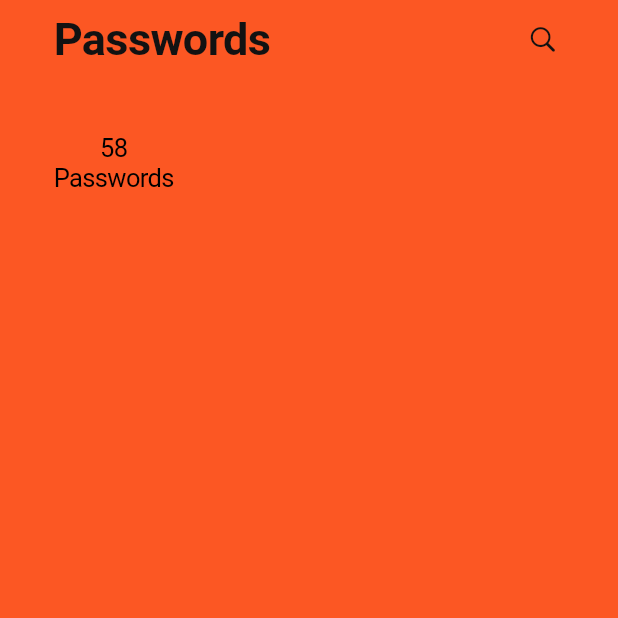
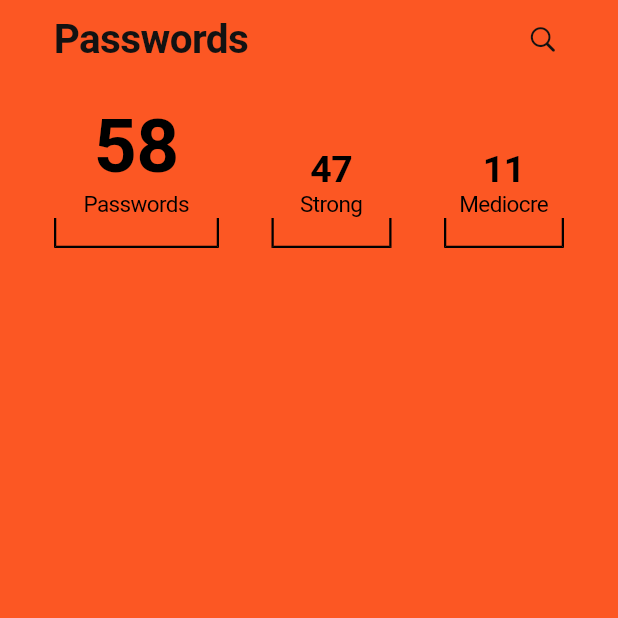
Before and after one commit to jacoberick/andrade-secure, a Flutter app: the screen it shows after launch, on a phone screen of 412 x 824 dp, the top half of it. Run offline on Flutter 3.47's test engine with Material 2 defaults, Android fonts, the phone set to English and light mode, and no system bars.

Commit message:
dashboard layout completed

```diff
--- a/lib/main.dart
+++ b/lib/main.dart
@@ -1,5 +1,4 @@
 import 'package:flutter/cupertino.dart';
-import 'package:flutter/material.dart';
 
 import './widgets/dashboard.dart';
 
--- a/lib/widgets/dashboard.dart
+++ b/lib/widgets/dashboard.dart
@@ -1,14 +1,38 @@
 import 'package:flutter/cupertino.dart';
-import 'package:flutter/material.dart';
 
 class Dashboard extends StatelessWidget {
   const Dashboard({Key? key}) : super(key: key);
 
-  createStats() {
+  createStats(numb, type, emphasise) {
     return Column(
-      children: const [
-        Text('58'),
-        Text('Passwords'),
+      children: [
+        Text(
+          numb,
+          style: TextStyle(
+              fontSize: emphasise == 'strong' ? 50 : 25,
+              fontWeight: FontWeight.bold),
+        ),
+        Text(
+          type,
+          style: const TextStyle(fontSize: 15),
+        ),
+        Container(
+          height: 20,
+          width: emphasise == 'strong' ? 110 : 80,
+          decoration: const BoxDecoration(
+            border: Border(
+              left: BorderSide(
+                width: 1.5,
+              ),
+              bottom: BorderSide(
+                width: 1.5,
+              ),
+              right: BorderSide(
+                width: 1.5,
+              ),
+            ),
+          ),
+        ),
       ],
     );
   }
@@ -31,7 +55,7 @@ class Dashboard extends StatelessWidget {
                   'Passwords',
                   style: TextStyle(
                     fontWeight: FontWeight.bold,
-                    fontSize: 30,
+                    fontSize: 27,
                     color: Color(0xff121212),
                   ),
                 ),
@@ -45,14 +69,15 @@ class Dashboard extends StatelessWidget {
               ),
             ],
           ),
-          const SizedBox(
-            height: 20,
-          ),
           Container(
             padding: const EdgeInsets.all(16),
             child: Row(
+              mainAxisAlignment: MainAxisAlignment.spaceBetween,
+              crossAxisAlignment: CrossAxisAlignment.end,
               children: [
-                createStats(),
+                createStats('58', 'Passwords', 'strong'),
+                createStats('47', 'Strong', 'weak'),
+                createStats('11', 'Mediocre', 'weak'),
               ],
             ),
           ),
```
